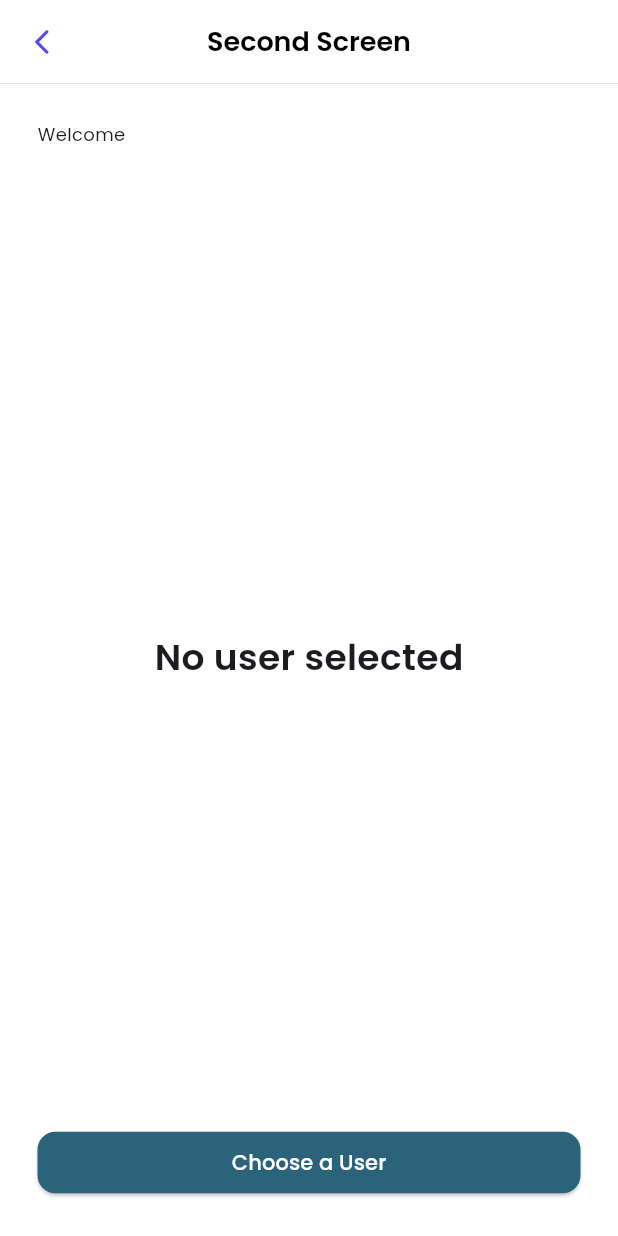
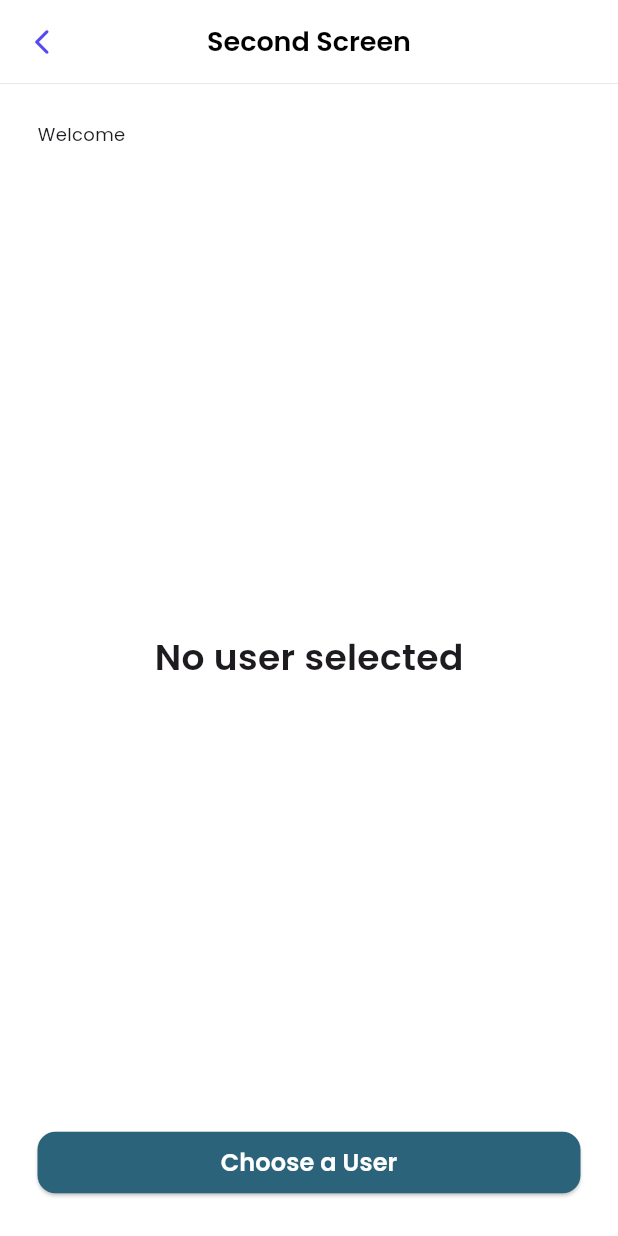
Before and after one commit to martoonio/Suitmedia-KM-Test, a Flutter app: the screen it shows after launch, after a tap on "NEXT", on a phone screen of 412 x 824 dp. Run offline on Flutter 3.47's test engine with Material 3 defaults, Android fonts, the phone set to English and light mode, and no system bars; our stand-ins replace google_fonts, pull_to_refresh; network calls fail.

Commit message:
refactor code

```diff
--- a/lib/screen/first_screen.dart
+++ b/lib/screen/first_screen.dart
@@ -89,63 +89,17 @@ class _FirstScreenState extends State<FirstScreen> {
                   const SizedBox(height: 51),
                   SizedBox(
                     height: 39.88,
-                    child: TextField(
-                      controller: _nameController,
-                      decoration: InputDecoration(
-                        hintText: 'Name',
-                        hintStyle:
-                            TextStyle(color: hintTextColor, fontSize: 16),
-                        fillColor: whiteColor,
-                        filled: true,
-                        focusedBorder: textFieldOutlineInputBorder,
-                        contentPadding: textFieldPadding,
-                        border: textFieldOutlineInputBorder,
-                      ),
-                    ),
+                    child: textField(_nameController, "Name", false)
                   ),
                   const SizedBox(height: 15),
                   SizedBox(
                     height: 39.88,
-                    child: TextField(
-                      controller: _palindromeController,
-                      decoration: InputDecoration(
-                        hintText: 'Palindrome',
-                        hintStyle:
-                            TextStyle(color: hintTextColor, fontSize: 16),
-                        fillColor: whiteColor,
-                        filled: true,
-                        focusedBorder: textFieldOutlineInputBorder,
-                        contentPadding: textFieldPadding,
-                        border: textFieldOutlineInputBorder,
-                      ),
-                    ),
+                    child: textField(_palindromeController, "Palindrome", false),
                   ),
                   const SizedBox(height: 45),
-                  ElevatedButton(
-                    onPressed: _checkPalindrome,
-                    style: elevatedButtonStyle,
-                    child: Text(
-                      'CHECK',
-                      style: TextStyle(
-                        color: whiteColor,
-                        fontSize: 14,
-                        fontWeight: FontWeight.w500,
-                      ),
-                    ),
-                  ),
+                  button(context, "CHECK", _checkPalindrome),
                   const SizedBox(height: 15),
-                  ElevatedButton(
-                    onPressed: _goToNextScreen,
-                    style: elevatedButtonStyle,
-                    child: Text(
-                      'NEXT',
-                      style: TextStyle(
-                        color: whiteColor,
-                        fontSize: 14,
-                        fontWeight: FontWeight.w500,
-                      ),
-                    ),
-                  ),
+                  button(context, "NEXT", _goToNextScreen)
                 ],
               ),
             ),
--- a/lib/screen/second_screen.dart
+++ b/lib/screen/second_screen.dart
@@ -53,18 +53,7 @@ class SecondScreen extends StatelessWidget {
                 },
               ),
             ),
-            ElevatedButton(
-              style: elevatedButtonStyle,
-              onPressed: () => _goToThirdScreen(context),
-              child: Text(
-                'Choose a User',
-                style: TextStyle(
-                  color: whiteColor,
-                  fontSize: 14,
-                  fontWeight: FontWeight.w500,
-                ),
-              ),
-            ),
+            button(context, "Choose a User", () => _goToThirdScreen(context)),
           ],
         ),
       ),
--- a/lib/utils/constants.dart
+++ b/lib/utils/constants.dart
@@ -21,6 +21,22 @@ OutlineInputBorder textFieldOutlineInputBorder = OutlineInputBorder(
   ),
 );
 
+TextField textField(
+        TextEditingController controller, String hintText, bool obscureText) =>
+    TextField(
+      controller: controller,
+      obscureText: obscureText,
+      decoration: InputDecoration(
+        hintText: hintText,
+        hintStyle: TextStyle(color: hintTextColor, fontSize: 16),
+        fillColor: whiteColor,
+        filled: true,
+        focusedBorder: textFieldOutlineInputBorder,
+        contentPadding: textFieldPadding,
+        border: textFieldOutlineInputBorder,
+      ),
+    );
+
 // Button Style
 BorderRadiusGeometry buttonBorderRadius = BorderRadius.circular(12);
 ButtonStyle elevatedButtonStyle = ElevatedButton.styleFrom(
@@ -30,6 +46,21 @@ ButtonStyle elevatedButtonStyle = ElevatedButton.styleFrom(
   ),
   minimumSize: const Size(double.infinity, 41),
 );
+
+ElevatedButton button(
+        BuildContext context, String text, Function() onPressed) =>
+    ElevatedButton(
+      onPressed: onPressed,
+      style: elevatedButtonStyle,
+      child: Text(
+        text,
+        style: const TextStyle(
+          color: Colors.white,
+          fontSize: 16,
+          fontWeight: FontWeight.w600,
+        ),
+      ),
+    );
 
 // AppBar Style
 PreferredSizeWidget appBar(BuildContext context, String title) => AppBar(
```
